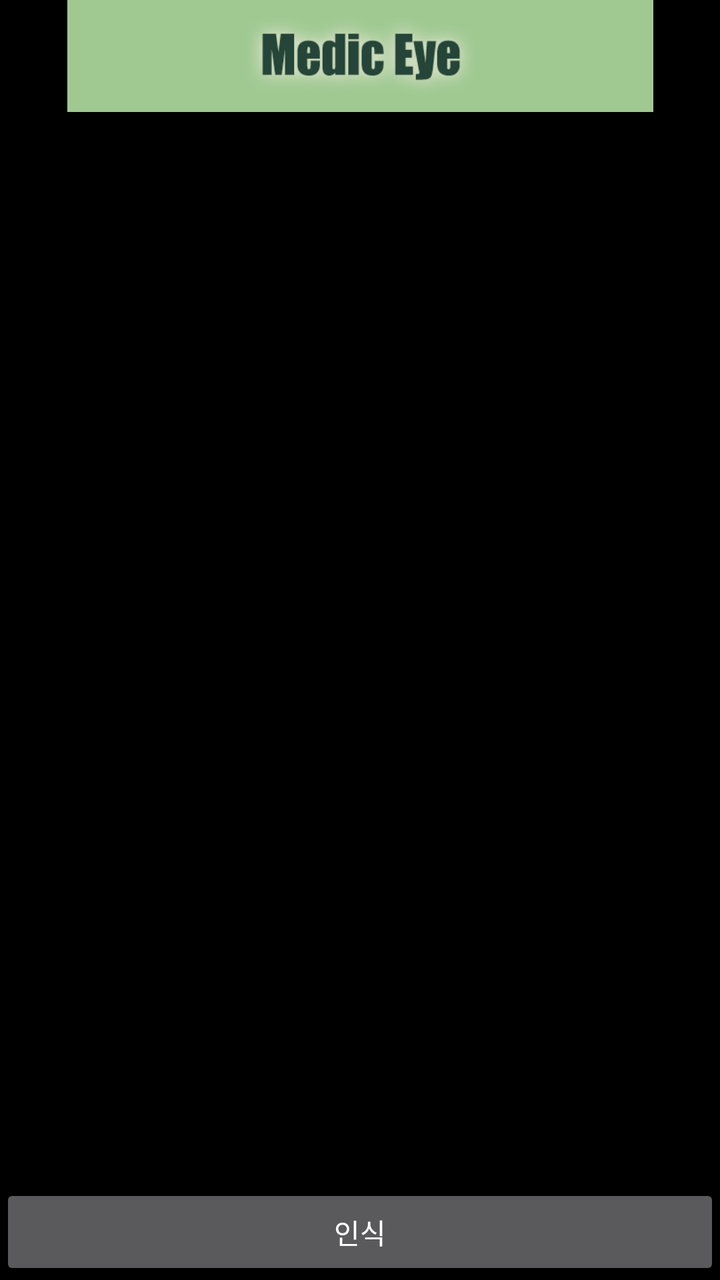
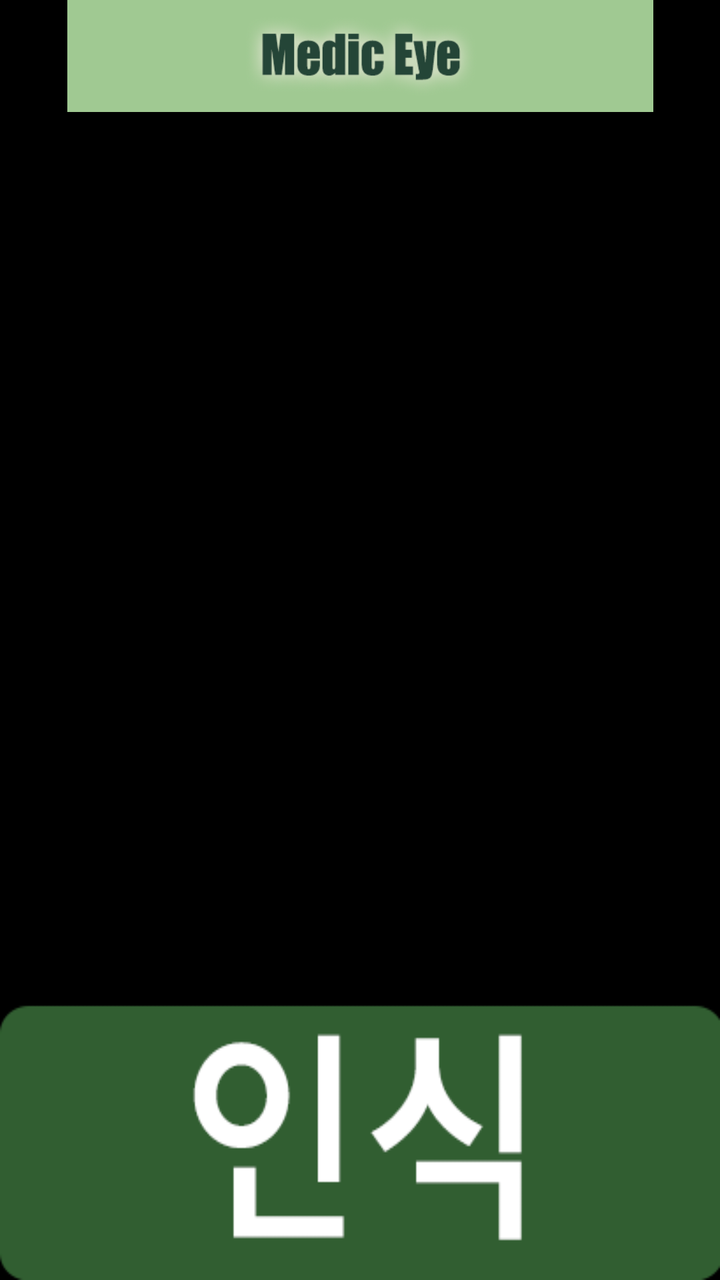

Screens rendered from an Android XML layout before and after an edit, with the pre-edit source and the edit as a unified diff.
<!-- AndroidManifest.xml: application theme Theme.Design.NoActionBar -->
<!-- res/layout/tfe_od_activity_camera.xml -->
<?xml version="1.0" encoding="utf-8"?>
<androidx.coordinatorlayout.widget.CoordinatorLayout xmlns:android="http://schemas.android.com/apk/res/android"
    xmlns:tools="http://schemas.android.com/tools"
    android:layout_width="match_parent"
    android:layout_height="match_parent"
    android:background="#00000000">

    <RelativeLayout
        android:layout_width="match_parent"
        android:layout_height="match_parent"
        android:background="@android:color/black"
        android:orientation="vertical">


        <FrameLayout
            android:id="@+id/container"
            android:layout_width="match_parent"
            android:layout_height="match_parent"
            tools:context="org.tensorflow.demo.CameraActivity" />

        <androidx.appcompat.widget.Toolbar
            android:id="@+id/toolbar"
            android:layout_width="match_parent"
            android:layout_height="?attr/actionBarSize"
            android:layout_alignParentTop="true"
            android:background="@color/tfe_semi_transparent">

            <ImageView
                android:layout_width="wrap_content"
                android:layout_height="wrap_content"
                android:layout_gravity="center"
                android:background="#A0C992"
                android:src="@drawable/title" />
        </androidx.appcompat.widget.Toolbar>

    </RelativeLayout>

    <Button
        android:id="@+id/capture_Button"
        android:layout_width="match_parent"
        android:layout_height="wrap_content"
        android:layout_gravity="bottom|center"
        android:text="인식" />



</androidx.coordinatorlayout.widget.CoordinatorLayout>
<!-- resources referenced by this layout -->
<resources>
  <color name="tfe_semi_transparent">#66000000</color>
  <!-- drawable title: png bitmap (drawable, 20254 bytes) -->
</resources>

<!-- the commit's change to res/layout/tfe_od_activity_camera.xml (unified diff, before → after) -->
@@ -40,7 +40,7 @@
         android:layout_width="match_parent"
         android:layout_height="wrap_content"
         android:layout_gravity="bottom|center"
-        android:text="인식" />
+        android:background="@drawable/detect" />
 
 
 
<!-- resource entries referenced after the edit -->
@@ -1,6 +1,7 @@
 <!-- resources referenced by this layout -->
 <resources>
   <color name="tfe_semi_transparent">#66000000</color>
+  <!-- drawable detect: png bitmap (drawable, 3853 bytes) -->
   <!-- drawable title: png bitmap (drawable, 20254 bytes) -->
 </resources>
 
